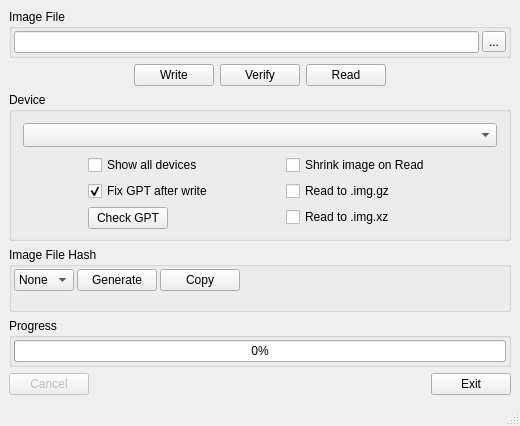
peacepenguin/win32diskimager, file src/mainwindow.ui: the form before one commit.
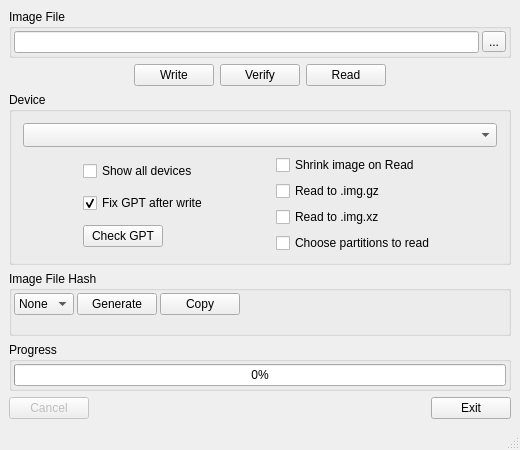
The form after the commit. Icons and pictures are not drawn. Custom widgets are drawn as their Qt base class.

Commit message: test new partition chooser

What changed in the file:
```diff
--- a/src/mainwindow.ui
+++ b/src/mainwindow.ui
@@ -311,6 +311,22 @@
         </property>
        </widget>
           </item>
+          <item>
+       <widget class="QCheckBox" name="choosePartitionsCheckBox">
+        <property name="sizePolicy">
+         <sizepolicy hsizetype="Fixed" vsizetype="Fixed">
+          <horstretch>0</horstretch>
+          <verstretch>0</verstretch>
+         </sizepolicy>
+        </property>
+        <property name="text">
+         <string>Choose partitions to read</string>
+        </property>
+        <property name="toolTip">
+         <string>Before reading, list the Device's partitions and choose which to include. Anything left out is removed from the image, the same as unpartitioned space -- this always shrinks the image, whether or not "Shrink image on Read" is also checked.</string>
+        </property>
+       </widget>
+          </item>
          </layout>
         </item>
        </layout>
```
The commit also changes 16 other files.
